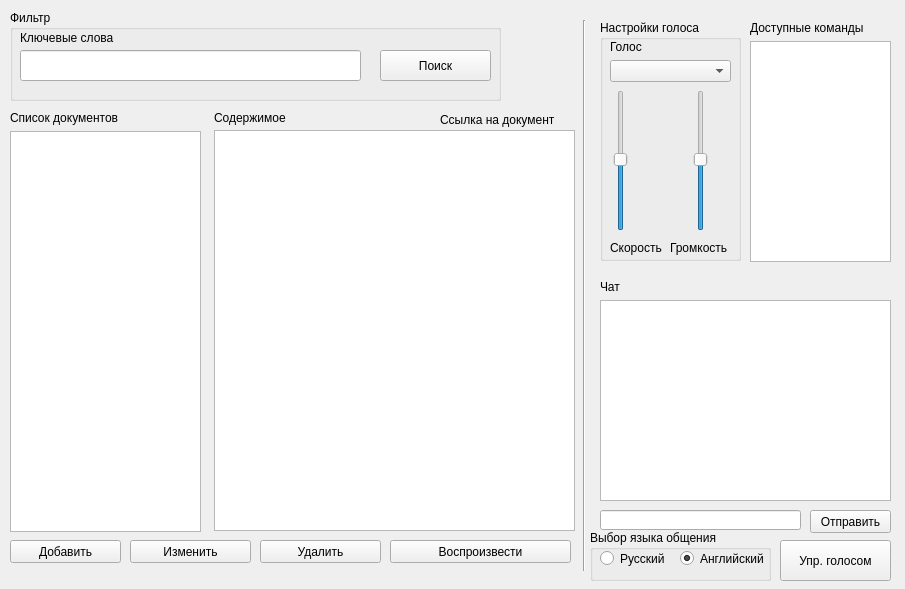
Before: the Qt Designer form lab56/source/view.ui in SangeRofl/nliis, drawn with Qt 5.
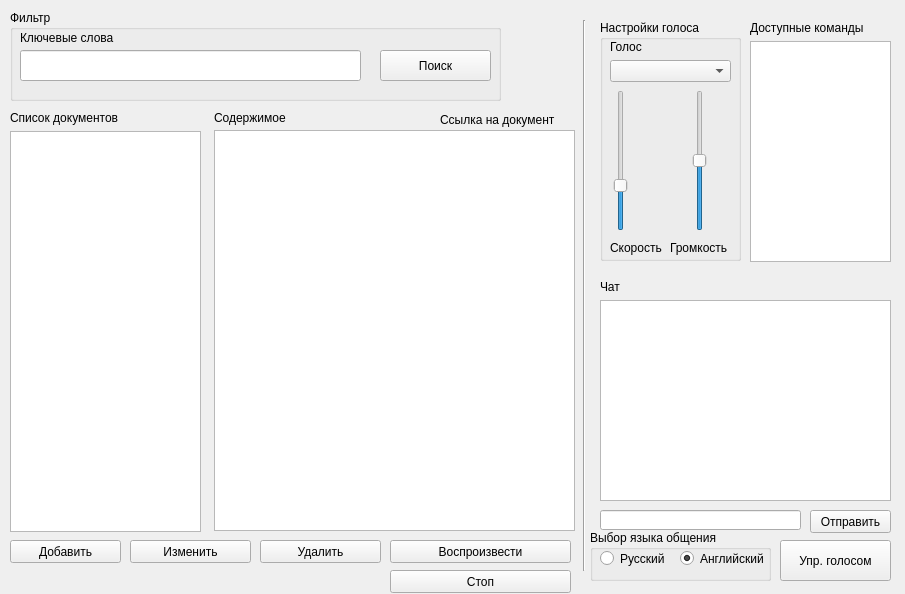
After: the same form once the commit is applied.

Patch:
```diff
--- a/lab56/source/view.ui
+++ b/lab56/source/view.ui
@@ -7,7 +7,7 @@
     <x>0</x>
     <y>0</y>
     <width>905</width>
-    <height>589</height>
+    <height>594</height>
    </rect>
   </property>
   <property name="windowTitle">
@@ -210,10 +210,13 @@
       <rect>
        <x>90</x>
        <y>70</y>
-       <width>22</width>
+       <width>20</width>
        <height>141</height>
       </rect>
      </property>
+     <property name="maximum">
+      <number>100</number>
+     </property>
      <property name="value">
       <number>50</number>
      </property>
@@ -230,8 +233,14 @@
        <height>141</height>
       </rect>
      </property>
+     <property name="minimum">
+      <number>1</number>
+     </property>
+     <property name="maximum">
+      <number>500</number>
+     </property>
      <property name="value">
-      <number>50</number>
+      <number>150</number>
      </property>
      <property name="orientation">
       <enum>Qt::Vertical</enum>
@@ -414,6 +423,19 @@
      </property>
     </widget>
    </widget>
+   <widget class="QPushButton" name="stop_pushButton">
+    <property name="geometry">
+     <rect>
+      <x>390</x>
+      <y>570</y>
+      <width>181</width>
+      <height>23</height>
+     </rect>
+    </property>
+    <property name="text">
+     <string>Стоп</string>
+    </property>
+   </widget>
   </widget>
  </widget>
  <resources/>
```
